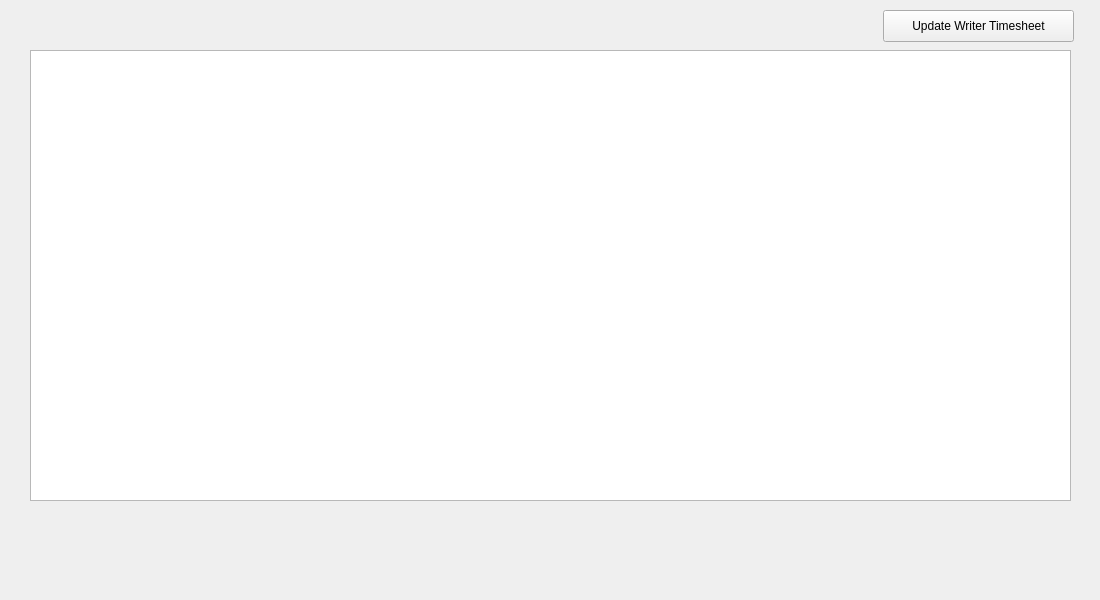
Above: LAWRENTIAN/LuD/writertimesheetwidget.ui from pyridine/LAWRENTIAN before the change. Below: the same form after it.
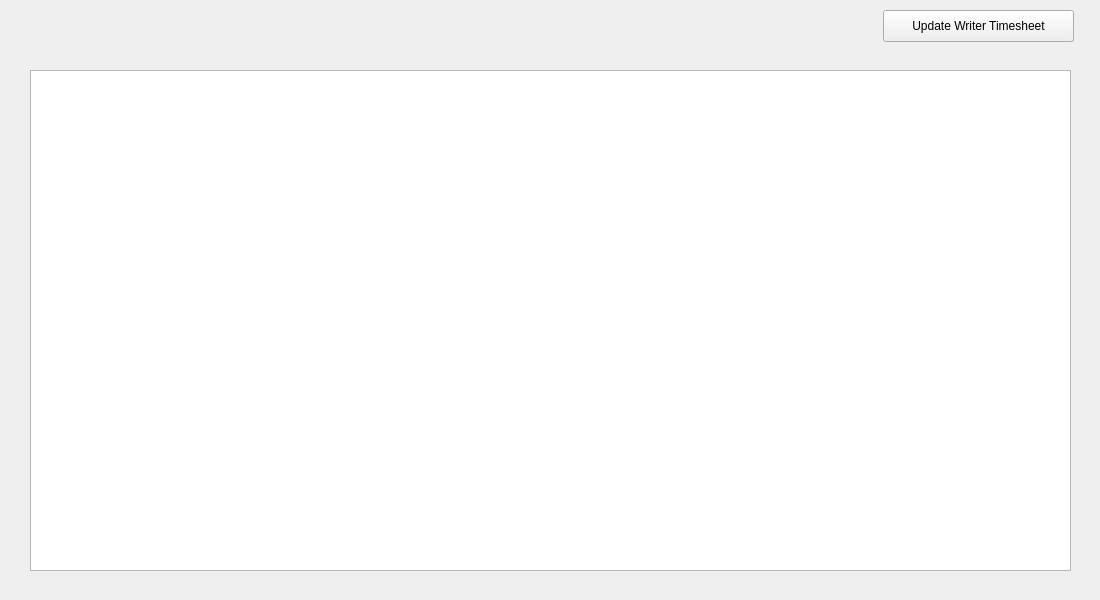
That is the form after the change.

Commit message: Editor Timesheet and Writer Timesheet done

```diff
--- a/LAWRENTIAN/LuD/writertimesheetwidget.ui
+++ b/LAWRENTIAN/LuD/writertimesheetwidget.ui
@@ -13,16 +13,6 @@
   <property name="windowTitle">
    <string>Form</string>
   </property>
-  <widget class="QTableView" name="tableView">
-   <property name="geometry">
-    <rect>
-     <x>30</x>
-     <y>50</y>
-     <width>1041</width>
-     <height>451</height>
-    </rect>
-   </property>
-  </widget>
   <widget class="QPushButton" name="updateWriterTimesheetButton">
    <property name="geometry">
     <rect>
@@ -36,6 +26,16 @@
     <string>Update Writer Timesheet</string>
    </property>
   </widget>
+  <widget class="QTableWidget" name="writerTimesheetTable">
+   <property name="geometry">
+    <rect>
+     <x>30</x>
+     <y>70</y>
+     <width>1041</width>
+     <height>501</height>
+    </rect>
+   </property>
+  </widget>
  </widget>
  <resources/>
  <connections/>
```
The commit also changes 22 other files.
